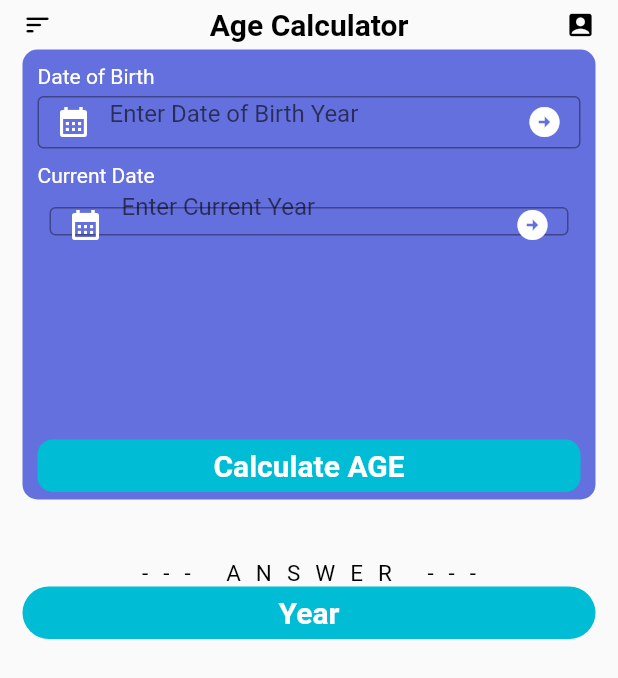
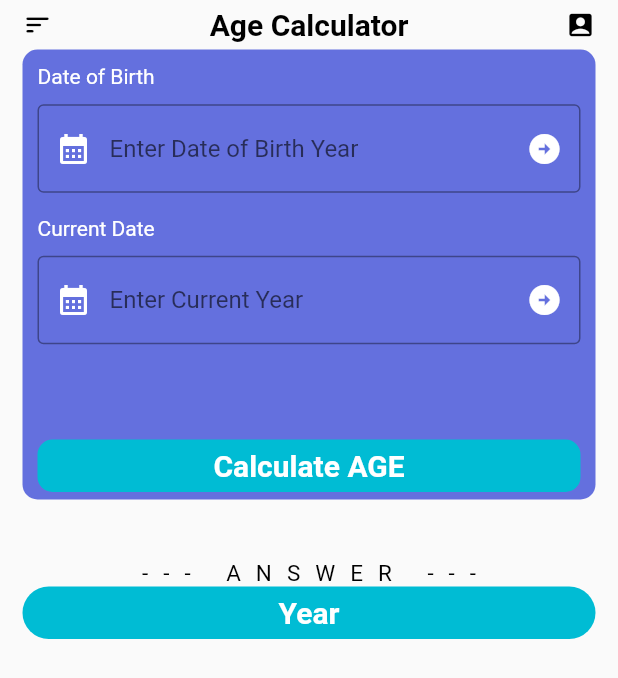
Before and after one commit to VivekTailor19/practice_flutter_topics, a Flutter app: the screen it shows after launch, on a phone screen of 412 x 824 dp. Shown: the top 678 px of the screen. Run offline on Flutter 3.47's test engine with Material 2 defaults, Android fonts, the light colour scheme and no system bars.

Commit message:
age_calculator_ui

```diff
--- a/lib/Age_Calculator_UI/age_calculator_ui.dart
+++ b/lib/Age_Calculator_UI/age_calculator_ui.dart
@@ -1,4 +1,5 @@
 import 'package:flutter/material.dart';
+import 'dart:io';
 
 class Age_Calculator_UI extends StatefulWidget {
   const Age_Calculator_UI({Key? key}) : super(key: key);
@@ -8,6 +9,13 @@ class Age_Calculator_UI extends StatefulWidget {
 }
 
 class _Age_Calculator_UIState extends State<Age_Calculator_UI> {
+
+  TextEditingController fyear = TextEditingController();
+  TextEditingController lyear = TextEditingController();
+  int? x ;
+
+
+
   @override
   Widget build(BuildContext context) {
     return Scaffold(
@@ -42,6 +50,7 @@ class _Age_Calculator_UIState extends State<Age_Calculator_UI> {
               height: 5,
             ),
             Container(
+
               margin: EdgeInsets.symmetric(horizontal: 15),
               padding: EdgeInsets.symmetric(horizontal: 10),
               height: 300,
@@ -64,9 +73,13 @@ class _Age_Calculator_UIState extends State<Age_Calculator_UI> {
                     height: 5,
                   ),
                   Container(
-                    height: 35,
+
+                    height: 70,
                     width: double.infinity,
+                    alignment: Alignment.center,
+
                     child: TextField(
+                      controller: fyear ,
                         decoration: InputDecoration(
                       focusedBorder: OutlineInputBorder(
                           borderSide: BorderSide(color: Colors.white)),
@@ -76,7 +89,7 @@ class _Age_Calculator_UIState extends State<Age_Calculator_UI> {
                         Icons.calendar_month,
                         color: Colors.white,
                       ),
-                      suffixIcon: GestureDetector(
+                      suffixIcon: InkWell(
                         onTap: () {
                           setState(() {
                           //  pyear=year.text;
@@ -100,11 +113,11 @@ class _Age_Calculator_UIState extends State<Age_Calculator_UI> {
                     height: 5,
                   ),
                   Container(
-                    height: 35,
+                    height: 70,
                     width: double.infinity,
-                    child: Padding(
-                      padding: const EdgeInsets.all(8.0),
+                    alignment: Alignment.center,
                     child: TextField(
+                        controller: lyear ,
                         decoration: InputDecoration(
                       focusedBorder: OutlineInputBorder(
                           borderSide: BorderSide(color: Colors.white)),
@@ -114,11 +127,10 @@ class _Age_Calculator_UIState extends State<Age_Calculator_UI> {
                         Icons.calendar_month,
                         color: Colors.white,
                       ),
-                            suffixIcon: GestureDetector(
+                          suffixIcon: InkWell(
                               onTap: () {
                                 setState(() {
                                  // lyear=year.text;
-
                                 });
                               },
                               child: Icon(
@@ -127,9 +139,13 @@ class _Age_Calculator_UIState extends State<Age_Calculator_UI> {
                               )),
                     )),
                   ),
-                  ),
                   Spacer(),
-                  Container(
+                  InkWell(onTap: () {
+                    setState(() {
+
+                    });
+                  },
+                    child: Container(
                         height: 35,
                         width: double.infinity,
                         decoration: BoxDecoration(
@@ -143,6 +159,7 @@ class _Age_Calculator_UIState extends State<Age_Calculator_UI> {
                               fontWeight: FontWeight.bold,
                               fontSize: 20),
                         ))),
+                  ),
                   SizedBox(
                     height: 5,
                   )
```
Lines whose indentation alone changed are shown as unchanged.
